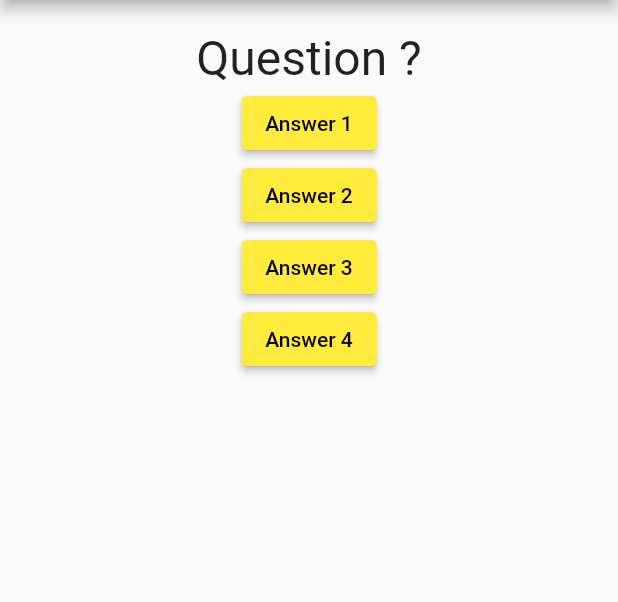
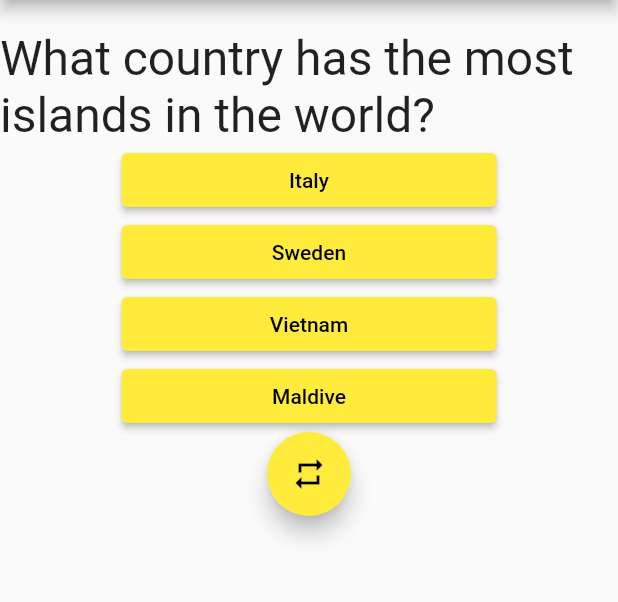
Before and after one commit to Yahya-Md/quiz_app, a Flutter app: the screen it shows after launch, on a phone screen of 412 x 824 dp, the part 84-686 px from its top. Run offline on Flutter 3.47's test engine with Material 2 defaults, Android fonts, the phone set to English and light mode, and no system bars.

Commit message:
small quiz app from hard coded data

```diff
--- a/lib/main.dart
+++ b/lib/main.dart
@@ -13,7 +13,7 @@ class MyApp extends StatelessWidget {
       title: 'QuizApp',
       theme: ThemeData(
         primarySwatch: Colors.yellow,
-        accentColor: Colors.lightBlue,
+        textTheme: TextTheme(),
       ),
       home: HomePage(),
     );
--- /dev/null
+++ b/lib/model/quiz.model.dart
@@ -0,0 +1,52 @@
+class Quiz {
+  int id;
+  String question;
+  List<String> answers;
+  String correctAnswer;
+  bool isCorrect;
+  int score;
+
+  //Quiz();
+  Quiz(
+      {this.id,
+      this.question,
+      this.answers,
+      this.correctAnswer,
+      this.isCorrect,
+      this.score});
+}
+
+const quizData = [
+  {
+    "id": 1,
+    "question": "What country has the most islands in the world?",
+    "answers": ["Italy", "Sweden", "Vietnam", "Maldive"],
+    "correctAnswer": "Sweden",
+    "isCorrect": "false",
+    "score": 10
+  },
+  {
+    "id": 2,
+    "question": "What’s the smallest country in the world?",
+    "answers": ["Vatican", "Spain", "Ukraine", "Mexico"],
+    "correctAnswer": "Vatican",
+    "isCorrect": "false",
+    "score": 10
+  },
+  {
+    "id": 3,
+    "question": "What’s the capital of Canada?",
+    "answers": ["Quebec", "Ottawa", "Toronto", "Victoria"],
+    "correctAnswer": "Ottawa",
+    "isCorrect": "false",
+    "score": 10
+  },
+  {
+    "id": 4,
+    "question": "Name the longest river in the world?",
+    "answers": ["Nile", "Amazon", "Yangtze", "Mississippi"],
+    "correctAnswer": "Nile",
+    "isCorrect": "false",
+    "score": 10
+  },
+];
--- a/lib/screens/quiz.screen.dart
+++ b/lib/screens/quiz.screen.dart
@@ -1,38 +1,72 @@
 import 'package:flutter/cupertino.dart';
 import 'package:flutter/material.dart';
+import 'package:quiz_app/model/quiz.model.dart';
+import 'package:quiz_app/widgets/answer.widget.dart';
+import '../widgets/question.widget.dart';
 
-class QuizScreen extends StatelessWidget {
+class QuizScreen extends StatefulWidget {
+  @override
+  _QuizScreenState createState() => _QuizScreenState();
+}
+
+class _QuizScreenState extends State<QuizScreen> {
+  int _index = 0;
+  double _score = 0;
+
+  void incrementIndex() {
+    if (_index < quiz.length) {
+      setState(() {
+        _index++;
+      });
+    }
+  }
+
+  final List<Map<String, Object>> quiz = quizData;
+
   @override
   Widget build(BuildContext context) {
     return Center(
-      child: Container(
+      child: Column(
+        children: [
+          Container(
             padding: EdgeInsets.only(
               top: 20,
             ),
-        child: Column(
+            child: (this._index < this.quiz.length)
+                ? Column(
                     children: [
-            Text(
-              "Question ?",
-              style: TextStyle(fontSize: 32),
+                      QuestionWidget(
+                        quiz[_index]["question"],
                       ),
-            ElevatedButton(
-              onPressed: () {},
-              child: Text("Answer 1"),
+                      ...(quiz[_index]["answers"] as List<String>).map((item) {
+                        return AnswerWidget(item, () {
+                          if (item == quiz[_index]["correctAnswer"]) {
+                            this._score = this._score + quiz[_index]["score"];
+                          }
+                          incrementIndex();
+                        });
+                      }),
+                    ],
+                  )
+                : Text(
+                    "Your score is ${this._score}",
+                    style: TextStyle(
+                      fontSize: 25,
                     ),
-            ElevatedButton(
-              onPressed: () {},
-              child: Text("Answer 2"),
                   ),
-            ElevatedButton(
-              onPressed: () {},
-              child: Text("Answer 3"),
           ),
-            ElevatedButton(
-              onPressed: () {},
-              child: Text("Answer 4"),
+          FloatingActionButton(
+            onPressed: () {
+              setState(() {
+                this._index = 0;
+                this._score = 0;
+              });
+            },
+            child: Icon(
+              Icons.repeat,
             ),
+          )
         ],
-        ),
       ),
     );
   }
--- /dev/null
+++ b/lib/widgets/answer.widget.dart
@@ -0,0 +1,20 @@
+import 'package:flutter/material.dart';
+
+class AnswerWidget extends StatelessWidget {
+  String _answer;
+  Function onPress;
+  Map<String, Object> quiz;
+
+  AnswerWidget(this._answer, this.onPress);
+
+  @override
+  Widget build(BuildContext context) {
+    return Container(
+      width: 250,
+      child: ElevatedButton(
+        onPressed: onPress,
+        child: Text(_answer),
+      ),
+    );
+  }
+}
--- /dev/null
+++ b/lib/widgets/question.widget.dart
@@ -0,0 +1,18 @@
+import 'package:flutter/material.dart';
+
+class QuestionWidget extends StatelessWidget {
+  String _title;
+
+
+  QuestionWidget(this._title);
+
+  @override
+  Widget build(BuildContext context) {
+    return Container(
+      child: Text(
+        _title,
+        style: TextStyle(fontSize: 32),
+      ),
+    );
+  }
+}
```
Lines whose indentation alone changed are shown as unchanged.
